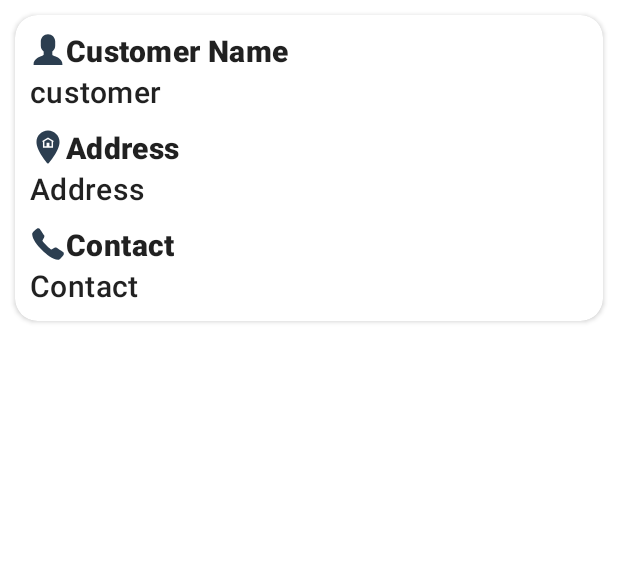
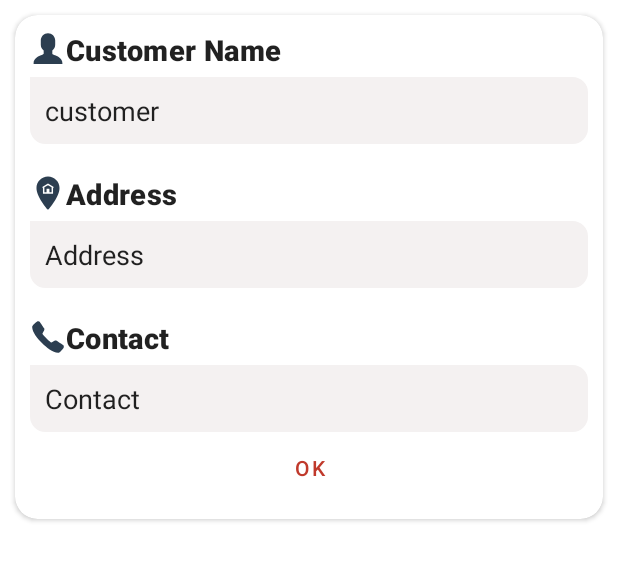
Before and after one commit to ronnelraz/ChickenStarBranch, an Android app: the layout customer_info.xml on its own in the app's theme, with its tools: preview values and no code run, on a phone screen of 412 x 824 dp. Shown: the top 561 px of the screen. Run offline under Robolectric (Android 15) with nearby library versions, the phone set to English and light mode, and no system bars; network calls fail; Roboto replaces fonts that are not available here.

Commit message:
last update

```diff
--- a/app/src/main/java/com/charoenpokhandfoodph/function.java
+++ b/app/src/main/java/com/charoenpokhandfoodph/function.java
@@ -20,6 +20,7 @@ import com.tapadoo.alerter.Alerter;
 import java.text.DecimalFormat;
 
 import cn.pedant.SweetAlert.SweetAlertDialog;
+import hari.bounceview.BounceView;
 
 import static maes.tech.intentanim.CustomIntent.customType;
 
@@ -95,6 +96,8 @@ public class function {
                 .setContentText(content)
                 .show();
     }
+
+
 
 
     public static String format_number(int number){
--- /dev/null
+++ b/app/src/main/res/drawable/rounded.xml
@@ -0,0 +1,14 @@
+<?xml version="1.0" encoding="utf-8"?>
+<shape xmlns:android="http://schemas.android.com/apk/res/android">
+    <stroke
+        android:width="10dp"
+        android:color="#F4F1F1" />
+
+    <solid android:color="#F4F1F1" />
+
+    <corners
+
+        android:topRightRadius="5dp"
+        android:bottomLeftRadius="5dp"
+        android:bottomRightRadius="5dp"/>
+</shape>
--- a/app/src/main/res/layout/customer_info.xml
+++ b/app/src/main/res/layout/customer_info.xml
@@ -20,57 +20,78 @@
             android:layout_width="match_parent"
             android:layout_height="wrap_content"
             android:text="Customer Name"
-            android:textSize="20sp"
+            android:textSize="19sp"
             style="@style/TextAppearance.MaterialComponents.Headline6"
             android:textStyle="bold"/>
 
 
         <TextView
+            android:layout_marginTop="5dp"
+            android:padding="10dp"
+            android:background="@drawable/rounded"
+            android:id="@+id/customername"
             android:layout_width="match_parent"
             android:layout_height="wrap_content"
             android:text="customer"
-            android:textSize="20sp"
-            style="@style/TextAppearance.MaterialComponents.Headline6"/>
+            android:textSize="18sp"
+            style="@style/TextAppearance.MaterialComponents.Headline5"/>
 
 
         <TextView
-            android:layout_marginTop="10dp"
+            android:layout_marginTop="20dp"
             android:drawableLeft="@drawable/icons8_home_address"
             android:drawableTint="@color/black"
             android:layout_width="match_parent"
             android:layout_height="wrap_content"
             android:text="Address"
-            android:textSize="20sp"
+            android:textSize="19sp"
             style="@style/TextAppearance.MaterialComponents.Headline6"
             android:textStyle="bold"/>
 
         <TextView
+            android:layout_marginTop="5dp"
+            android:padding="10dp"
+            android:background="@drawable/rounded"
             android:layout_width="match_parent"
             android:layout_height="wrap_content"
             android:text="Address"
-            android:textSize="20sp"
-            style="@style/TextAppearance.MaterialComponents.Headline6"/>
+            android:id="@+id/address"
+            android:textSize="18sp"
+            style="@style/TextAppearance.MaterialComponents.Headline5"/>
 
 
 
         <TextView
-            android:layout_marginTop="10dp"
+            android:layout_marginTop="20dp"
             android:drawableLeft="@drawable/icons8_phone"
             android:drawableTint="@color/black"
             android:layout_width="match_parent"
             android:layout_height="wrap_content"
             android:text="Contact"
-            android:textSize="20sp"
+            android:textSize="19sp"
             style="@style/TextAppearance.MaterialComponents.Headline6"
             android:textStyle="bold"/>
 
         <TextView
+            android:layout_marginTop="5dp"
+            android:id="@+id/contact"
             android:layout_width="match_parent"
             android:layout_height="wrap_content"
             android:text="Contact"
-            android:textSize="20sp"
-            style="@style/TextAppearance.MaterialComponents.Headline6"/>
+            android:textSize="18sp"
+            android:padding="10dp"
+            android:background="@drawable/rounded"
+            style="@style/TextAppearance.MaterialComponents.Headline5"/>
 
+
+
+        <com.google.android.material.button.MaterialButton
+            android:layout_width="wrap_content"
+            android:layout_height="wrap_content"
+            android:text="OK"
+            android:id="@+id/ok"
+            android:layout_gravity="center"
+            style="@style/Widget.MaterialComponents.Button.TextButton"/>
 
 
     </LinearLayout>
```
Also changed, not shown: app/src/main/java/com/charoenpokhandfoodph/ViewOrder.java (+80 -3 lines).
